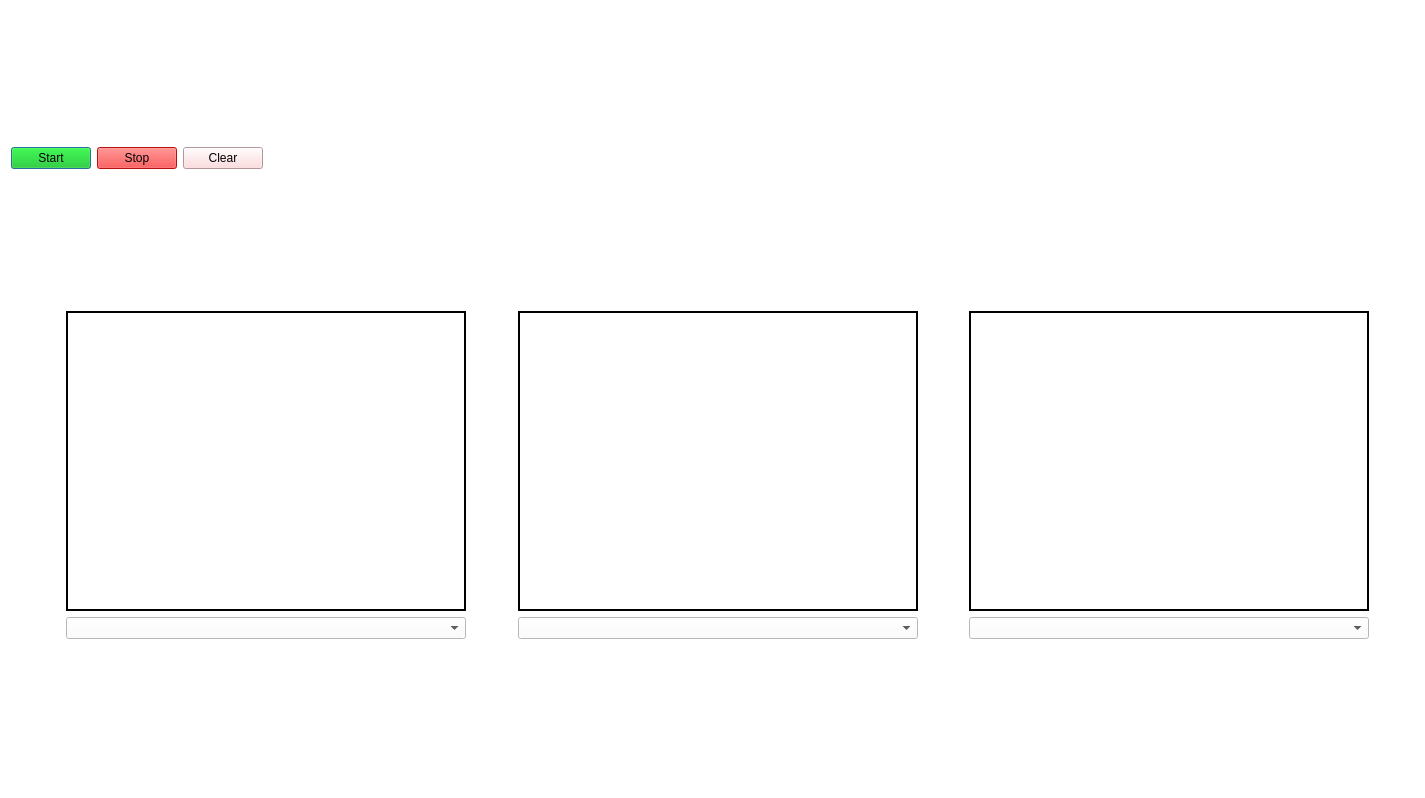
ItsJustRey/Object-Localization, file GUI_Detection.ui: the form before one commit.
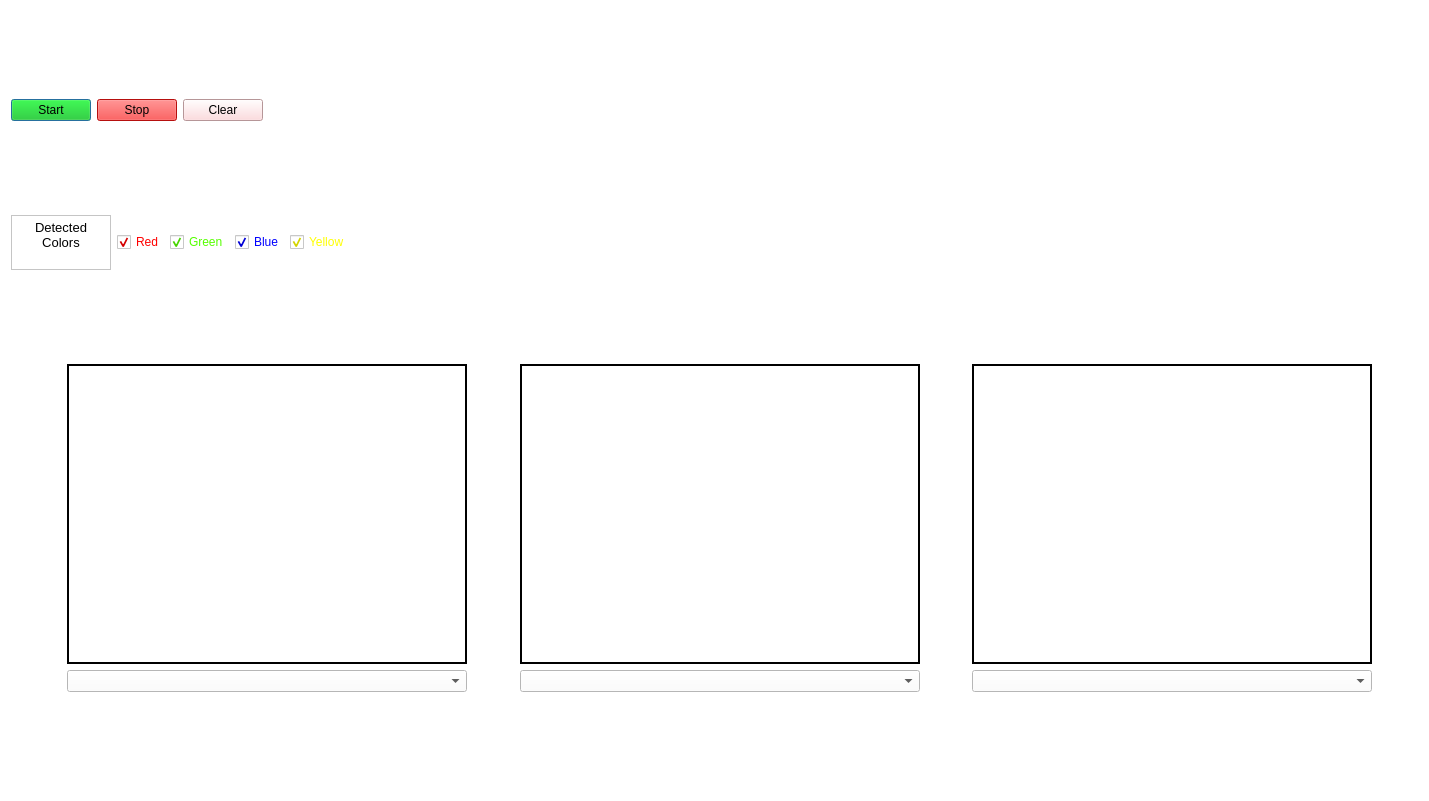
The form after the commit.

Diff of the .ui file:
```diff
--- a/GUI_Detection.ui
+++ b/GUI_Detection.ui
@@ -9,8 +9,8 @@
    <rect>
     <x>0</x>
     <y>0</y>
-    <width>1425</width>
-    <height>798</height>
+    <width>1429</width>
+    <height>801</height>
    </rect>
   </property>
   <property name="sizePolicy">
@@ -122,6 +122,135 @@
      </item>
     </layout>
    </item>
+   <item>
+    <spacer name="verticalSpacer_5">
+     <property name="orientation">
+      <enum>Qt::Vertical</enum>
+     </property>
+     <property name="sizeType">
+      <enum>QSizePolicy::Fixed</enum>
+     </property>
+     <property name="sizeHint" stdset="0">
+      <size>
+       <width>20</width>
+       <height>10</height>
+      </size>
+     </property>
+    </spacer>
+   </item>
+   <item>
+    <layout class="QGridLayout" name="gridLayout_3">
+     <item row="0" column="0">
+      <widget class="QTextEdit" name="textEdit">
+       <property name="maximumSize">
+        <size>
+         <width>100</width>
+         <height>55</height>
+        </size>
+       </property>
+       <property name="styleSheet">
+        <string notr="true">border-color: rgb(255, 255, 255);</string>
+       </property>
+       <property name="html">
+        <string>&lt;!DOCTYPE HTML PUBLIC &quot;-//W3C//DTD HTML 4.0//EN&quot; &quot;http://www.w3.org/TR/REC-html40/strict.dtd&quot;&gt;
+&lt;html&gt;&lt;head&gt;&lt;meta name=&quot;qrichtext&quot; content=&quot;1&quot; /&gt;&lt;style type=&quot;text/css&quot;&gt;
+p, li { white-space: pre-wrap; }
+&lt;/style&gt;&lt;/head&gt;&lt;body style=&quot; font-family:'MS Shell Dlg 2'; font-size:7.8pt; font-weight:400; font-style:normal;&quot;&gt;
+&lt;p align=&quot;center&quot; style=&quot; margin-top:0px; margin-bottom:0px; margin-left:0px; margin-right:0px; -qt-block-indent:0; text-indent:0px;&quot;&gt;&lt;span style=&quot; font-size:10pt;&quot;&gt;Detected Colors&lt;/span&gt;&lt;/p&gt;&lt;/body&gt;&lt;/html&gt;</string>
+       </property>
+      </widget>
+     </item>
+     <item row="0" column="1">
+      <widget class="QCheckBox" name="checkBox_red">
+       <property name="maximumSize">
+        <size>
+         <width>50</width>
+         <height>16777215</height>
+        </size>
+       </property>
+       <property name="styleSheet">
+        <string notr="true">color: rgb(255, 0, 0);</string>
+       </property>
+       <property name="text">
+        <string>Red</string>
+       </property>
+       <property name="checked">
+        <bool>true</bool>
+       </property>
+      </widget>
+     </item>
+     <item row="0" column="3">
+      <widget class="QCheckBox" name="checkBox_blue">
+       <property name="maximumSize">
+        <size>
+         <width>50</width>
+         <height>16777215</height>
+        </size>
+       </property>
+       <property name="styleSheet">
+        <string notr="true">color: rgb(0, 0, 255);</string>
+       </property>
+       <property name="text">
+        <string>Blue</string>
+       </property>
+       <property name="checked">
+        <bool>true</bool>
+       </property>
+      </widget>
+     </item>
+     <item row="0" column="2">
+      <widget class="QCheckBox" name="checkBox_green">
+       <property name="maximumSize">
+        <size>
+         <width>60</width>
+         <height>16777215</height>
+        </size>
+       </property>
+       <property name="styleSheet">
+        <string notr="true">color: rgb(85, 255, 0);</string>
+       </property>
+       <property name="text">
+        <string>Green</string>
+       </property>
+       <property name="checked">
+        <bool>true</bool>
+       </property>
+      </widget>
+     </item>
+     <item row="0" column="4">
+      <widget class="QCheckBox" name="checkBox_yellow">
+       <property name="maximumSize">
+        <size>
+         <width>60</width>
+         <height>16777215</height>
+        </size>
+       </property>
+       <property name="styleSheet">
+        <string notr="true">color: rgb(255, 255, 0);</string>
+       </property>
+       <property name="text">
+        <string>Yellow</string>
+       </property>
+       <property name="checked">
+        <bool>true</bool>
+       </property>
+      </widget>
+     </item>
+     <item row="0" column="5">
+      <spacer name="horizontalSpacer_10">
+       <property name="orientation">
+        <enum>Qt::Horizontal</enum>
+       </property>
+       <property name="sizeHint" stdset="0">
+        <size>
+         <width>40</width>
+         <height>20</height>
+        </size>
+       </property>
+      </spacer>
+     </item>
+    </layout>
+   </item>
    <item>
     <spacer name="verticalSpacer_3">
      <property name="orientation">
```
